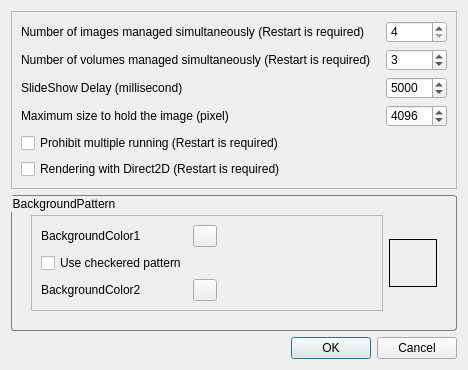
kanryu/quickviewer, file QuickViewer/src/optionsdialog.ui: the form before one commit.
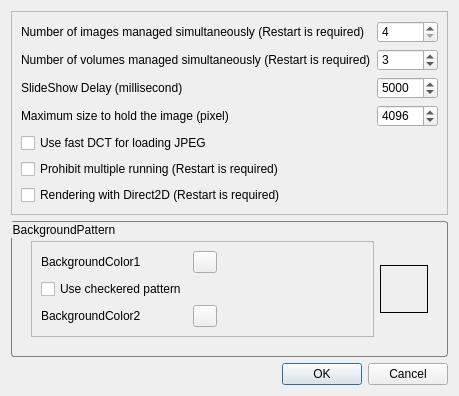
The form after the commit.

Commit message:
improved loading JPEG, Exif display, bugfixed
- improved loading JPEG
  - Added option to change precision (iDCT) at JPEG loading
  - The JPEG in CYMK format can be correctly read using ICC Profile.
- Improvement of Exif information display
- bugfixed: When multiple shortcut keys were registered, it did not work properly

```diff
--- a/QuickViewer/src/optionsdialog.ui
+++ b/QuickViewer/src/optionsdialog.ui
@@ -6,8 +6,8 @@
    <rect>
     <x>0</x>
     <y>0</y>
-    <width>468</width>
-    <height>341</height>
+    <width>453</width>
+    <height>363</height>
    </rect>
   </property>
   <property name="windowTitle">
@@ -156,14 +156,14 @@
         </property>
        </widget>
       </item>
-      <item row="4" column="0">
+      <item row="5" column="0">
        <widget class="QCheckBox" name="checkBoxProhibitMultipleRunning">
         <property name="text">
          <string>Prohibit multiple running (Restart is required)</string>
         </property>
        </widget>
       </item>
-      <item row="5" column="0">
+      <item row="6" column="0">
        <widget class="QCheckBox" name="checkBoxUseDirect2D">
         <property name="toolTip">
          <string>In a high-resolution environment, it may not work properly unless it is Direct2D. Normally it may be off</string>
@@ -173,6 +173,16 @@
         </property>
        </widget>
       </item>
+      <item row="4" column="0">
+       <widget class="QCheckBox" name="checkBoxUseFastDctForJPEG">
+        <property name="toolTip">
+         <string>Speed up JPEG loading in exchange for quality of display.</string>
+        </property>
+        <property name="text">
+         <string extracomment="Option to use TJFLAG_FASTDCT on libjpeg-turbo">Use fast DCT for loading JPEG</string>
+        </property>
+       </widget>
+      </item>
      </layout>
     </widget>
    </item>
```
The commit also changes 17 other files.
